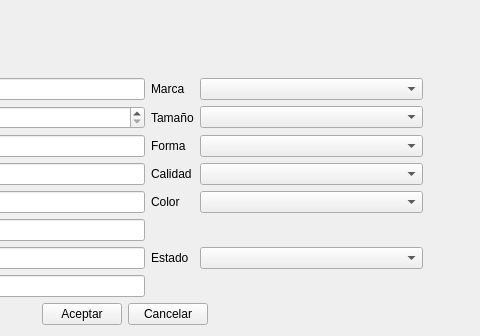
Before: the Qt Designer form producto/ui_agregarmontura.ui in rodety/manager, drawn with Qt 5; both pictures show x 230 to 710 and y 0 to 336 of the 710 by 336 pixel window.
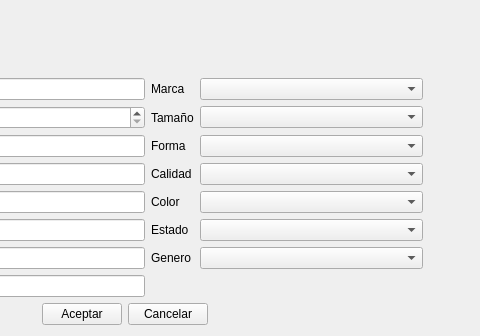
After: the same form once the commit is applied. Icons and pictures are not drawn. Custom widgets are drawn as their Qt base class.

Commit message: Agregando Genero

What changed in the file:
```diff
--- a/producto/ui_agregarmontura.ui
+++ b/producto/ui_agregarmontura.ui
@@ -323,16 +323,6 @@
        </property>
       </widget>
      </item>
-     <item row="6" column="3">
-      <widget class="QLabel" name="label_estado">
-       <property name="text">
-        <string>Estado</string>
-       </property>
-      </widget>
-     </item>
-     <item row="6" column="4">
-      <widget class="MyComboBox" name="comboBox_estado"/>
-     </item>
      <item row="3" column="4">
       <widget class="MyComboBox" name="comboBox_calidad">
        <property name="sizePolicy">
@@ -376,20 +366,6 @@
        </property>
       </widget>
      </item>
-     <item row="6" column="5">
-      <widget class="QPushButton" name="pushButton_xestado">
-       <property name="text">
-        <string/>
-       </property>
-       <property name="icon">
-        <iconset resource="../Icons/Icons.qrc">
-         <normaloff>:/Icons/1349716373_monotone_close_exit_delete_small.png</normaloff>:/Icons/1349716373_monotone_close_exit_delete_small.png</iconset>
-       </property>
-       <property name="flat">
-        <bool>true</bool>
-       </property>
-      </widget>
-     </item>
      <item row="1" column="4">
       <widget class="MyComboBox" name="comboBox_tamanio">
        <property name="sizePolicy">
@@ -447,6 +423,54 @@
      <item row="5" column="1" colspan="2">
       <widget class="QLineEdit" name="lineEdit_descripcion"/>
      </item>
+     <item row="5" column="3">
+      <widget class="QLabel" name="label_estado">
+       <property name="text">
+        <string>Estado</string>
+       </property>
+      </widget>
+     </item>
+     <item row="5" column="4">
+      <widget class="MyComboBox" name="comboBox_estado"/>
+     </item>
+     <item row="5" column="5">
+      <widget class="QPushButton" name="pushButton_xestado">
+       <property name="text">
+        <string/>
+       </property>
+       <property name="icon">
+        <iconset resource="../Icons/Icons.qrc">
+         <normaloff>:/Icons/1349716373_monotone_close_exit_delete_small.png</normaloff>:/Icons/1349716373_monotone_close_exit_delete_small.png</iconset>
+       </property>
+       <property name="flat">
+        <bool>true</bool>
+       </property>
+      </widget>
+     </item>
+     <item row="6" column="3">
+      <widget class="QLabel" name="label_5">
+       <property name="text">
+        <string>Genero</string>
+       </property>
+      </widget>
+     </item>
+     <item row="6" column="4">
+      <widget class="MyComboBox" name="comboBox_genero"/>
+     </item>
+     <item row="6" column="5">
+      <widget class="QPushButton" name="pushButton_xgenero">
+       <property name="text">
+        <string/>
+       </property>
+       <property name="icon">
+        <iconset resource="../Icons/Icons.qrc">
+         <normaloff>:/Icons/1349716373_monotone_close_exit_delete_small.png</normaloff>:/Icons/1349716373_monotone_close_exit_delete_small.png</iconset>
+       </property>
+       <property name="flat">
+        <bool>true</bool>
+       </property>
+      </widget>
+     </item>
     </layout>
    </item>
    <item row="0" column="0">
```
Left out of the diff: 2 changed lines with no effect on the pictures. The commit also changes 16 other files.
